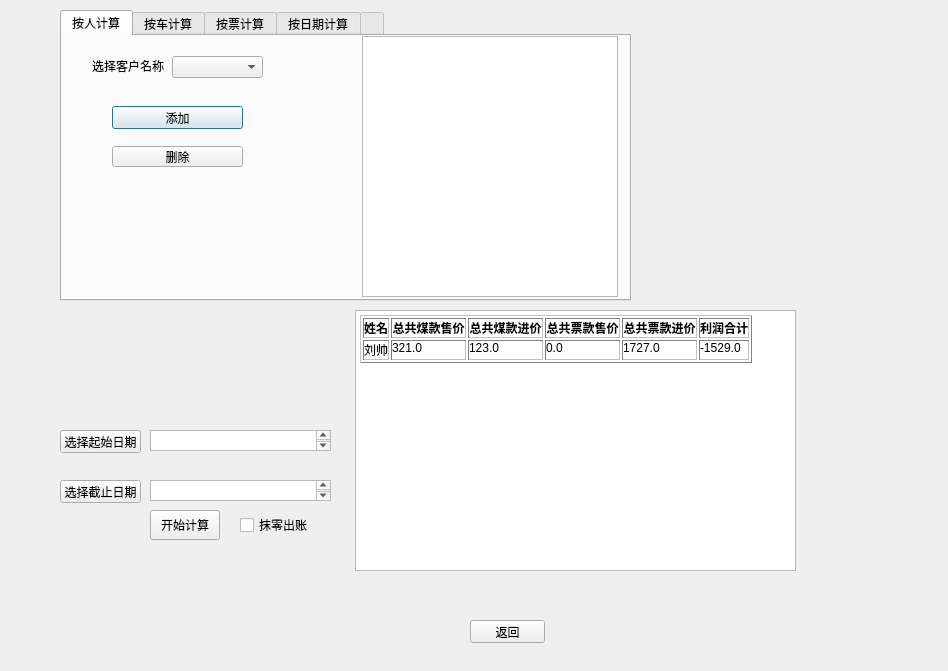
Qt form ui/account_results.ui (leexuehan/AccountingAssisitor) before a commit.
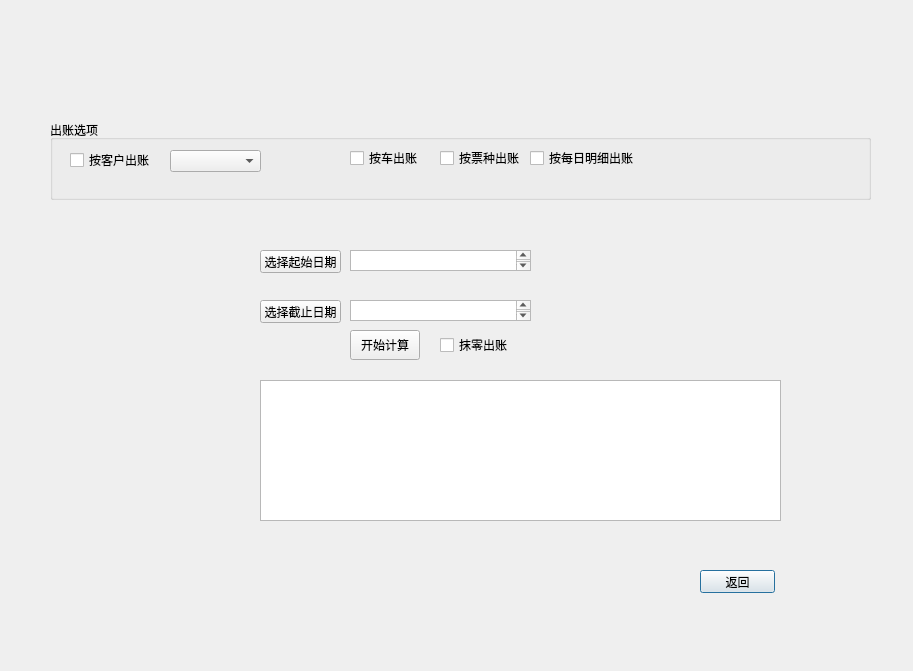
The same form after that commit. The open tabs and pages were chosen to show the change.

Commit message: 重构出账窗口，修复抹零出账bug

```diff
--- a/ui/account_results.ui
+++ b/ui/account_results.ui
@@ -6,187 +6,18 @@
    <rect>
     <x>0</x>
     <y>0</y>
-    <width>948</width>
+    <width>913</width>
     <height>671</height>
    </rect>
   </property>
   <property name="windowTitle">
    <string>Dialog</string>
   </property>
-  <widget class="QTabWidget" name="account">
-   <property name="geometry">
-    <rect>
-     <x>60</x>
-     <y>10</y>
-     <width>571</width>
-     <height>291</height>
-    </rect>
-   </property>
-   <property name="currentIndex">
-    <number>1</number>
-   </property>
-   <widget class="QWidget" name="ff">
-    <attribute name="title">
-     <string>按人计算</string>
-    </attribute>
-    <widget class="QLabel" name="label_4">
-     <property name="geometry">
-      <rect>
-       <x>30</x>
-       <y>20</y>
-       <width>81</width>
-       <height>20</height>
-      </rect>
-     </property>
-     <property name="text">
-      <string>选择客户名称</string>
-     </property>
-    </widget>
-    <widget class="QComboBox" name="people_names">
-     <property name="geometry">
-      <rect>
-       <x>110</x>
-       <y>20</y>
-       <width>91</width>
-       <height>22</height>
-      </rect>
-     </property>
-    </widget>
-    <widget class="QPushButton" name="add_people">
-     <property name="geometry">
-      <rect>
-       <x>50</x>
-       <y>70</y>
-       <width>131</width>
-       <height>23</height>
-      </rect>
-     </property>
-     <property name="text">
-      <string>添加</string>
-     </property>
-    </widget>
-    <widget class="QListView" name="listView">
-     <property name="geometry">
-      <rect>
-       <x>300</x>
-       <y>0</y>
-       <width>256</width>
-       <height>261</height>
-      </rect>
-     </property>
-     <property name="styleSheet">
-      <string notr="true">border-color: qlineargradient(spread:pad, x1:0, y1:0, x2:1, y2:0, stop:0 rgba(0, 0, 0, 255), stop:1 rgba(255, 255, 255, 255));</string>
-     </property>
-    </widget>
-    <widget class="QPushButton" name="pushButton">
-     <property name="geometry">
-      <rect>
-       <x>50</x>
-       <y>110</y>
-       <width>131</width>
-       <height>21</height>
-      </rect>
-     </property>
-     <property name="text">
-      <string>删除</string>
-     </property>
-    </widget>
-   </widget>
-   <widget class="QWidget" name="tab_3">
-    <property name="whatsThis">
-     <string>&lt;html&gt;&lt;head/&gt;&lt;body&gt;&lt;p&gt;ccc&lt;/p&gt;&lt;/body&gt;&lt;/html&gt;</string>
-    </property>
-    <attribute name="title">
-     <string>按车计算</string>
-    </attribute>
-    <widget class="QLabel" name="label_5">
-     <property name="geometry">
-      <rect>
-       <x>40</x>
-       <y>30</y>
-       <width>81</width>
-       <height>16</height>
-      </rect>
-     </property>
-     <property name="text">
-      <string>选择车牌号</string>
-     </property>
-    </widget>
-    <widget class="QComboBox" name="comboBox_3">
-     <property name="geometry">
-      <rect>
-       <x>100</x>
-       <y>30</y>
-       <width>69</width>
-       <height>22</height>
-      </rect>
-     </property>
-    </widget>
-    <widget class="QTableView" name="tableView_2">
-     <property name="geometry">
-      <rect>
-       <x>300</x>
-       <y>10</y>
-       <width>256</width>
-       <height>301</height>
-      </rect>
-     </property>
-    </widget>
-   </widget>
-   <widget class="QWidget" name="tab">
-    <attribute name="title">
-     <string>按票计算</string>
-    </attribute>
-    <widget class="QLabel" name="label_3">
-     <property name="geometry">
-      <rect>
-       <x>20</x>
-       <y>20</y>
-       <width>81</width>
-       <height>16</height>
-      </rect>
-     </property>
-     <property name="text">
-      <string>选择票种</string>
-     </property>
-    </widget>
-    <widget class="QComboBox" name="comboBox">
-     <property name="geometry">
-      <rect>
-       <x>90</x>
-       <y>20</y>
-       <width>69</width>
-       <height>22</height>
-      </rect>
-     </property>
-    </widget>
-    <widget class="QTableView" name="tableView_3">
-     <property name="geometry">
-      <rect>
-       <x>190</x>
-       <y>10</y>
-       <width>256</width>
-       <height>192</height>
-      </rect>
-     </property>
-    </widget>
-   </widget>
-   <widget class="QWidget" name="tab_4">
-    <attribute name="title">
-     <string>按日期计算</string>
-    </attribute>
-   </widget>
-   <widget class="QWidget" name="tab_2">
-    <attribute name="title">
-     <string/>
-    </attribute>
-   </widget>
-  </widget>
   <widget class="QPushButton" name="return_to_main_window">
    <property name="geometry">
     <rect>
-     <x>470</x>
-     <y>620</y>
+     <x>700</x>
+     <y>570</y>
      <width>75</width>
      <height>23</height>
     </rect>
@@ -195,59 +26,11 @@
     <string>返回</string>
    </property>
   </widget>
-  <widget class="QTextBrowser" name="output_result">
-   <property name="geometry">
-    <rect>
-     <x>355</x>
-     <y>310</y>
-     <width>441</width>
-     <height>261</height>
-    </rect>
-   </property>
-   <property name="styleSheet">
-    <string notr="true">&lt;html&gt;&lt;body&gt;&lt;table border=&quot;1&quot;&gt;&lt;tr&gt;&lt;th&gt;姓名&lt;/th&gt;&lt;th&gt;总共煤款售价&lt;/th&gt;&lt;th&gt;总共煤款进价&lt;/th&gt;&lt;th&gt;总共票款售价&lt;/th&gt;&lt;th&gt;总共票款进价&lt;/th&gt;&lt;th&gt;利润合计&lt;/th&gt;&lt;/tr&gt;&lt;tr&gt;&lt;h3&gt;账目明细(2017/08/15~2017/08/15)&lt;/h3&gt;&lt;td&gt;刘帅&lt;/td&gt;&lt;td&gt;321.0&lt;/td&gt;&lt;td&gt;123.0&lt;/td&gt;&lt;td&gt;0.0&lt;/td&gt;&lt;td&gt;1727.0&lt;/td&gt;&lt;td&gt;-1529.0&lt;/td&gt;&lt;/tr&gt;&lt;/table&gt;&lt;/body&gt;&lt;/html&gt;
-
-</string>
-   </property>
-   <property name="html">
-    <string>&lt;!DOCTYPE HTML PUBLIC &quot;-//W3C//DTD HTML 4.0//EN&quot; &quot;http://www.w3.org/TR/REC-html40/strict.dtd&quot;&gt;
-&lt;html&gt;&lt;head&gt;&lt;meta name=&quot;qrichtext&quot; content=&quot;1&quot; /&gt;&lt;style type=&quot;text/css&quot;&gt;
-p, li { white-space: pre-wrap; }
-&lt;/style&gt;&lt;/head&gt;&lt;body style=&quot; font-family:'宋体'; font-size:9pt; font-weight:400; font-style:normal;&quot;&gt;
-&lt;table border=&quot;1&quot; style=&quot; margin-top:0px; margin-bottom:0px; margin-left:0px; margin-right:0px;&quot; cellspacing=&quot;2&quot; cellpadding=&quot;0&quot;&gt;
-&lt;tr&gt;
-&lt;td&gt;
-&lt;p align=&quot;center&quot; style=&quot; margin-top:0px; margin-bottom:0px; margin-left:0px; margin-right:0px; -qt-block-indent:0; text-indent:0px;&quot;&gt;&lt;span style=&quot; font-weight:600;&quot;&gt;姓名&lt;/span&gt;&lt;/p&gt;&lt;/td&gt;
-&lt;td&gt;
-&lt;p align=&quot;center&quot; style=&quot; margin-top:0px; margin-bottom:0px; margin-left:0px; margin-right:0px; -qt-block-indent:0; text-indent:0px;&quot;&gt;&lt;span style=&quot; font-weight:600;&quot;&gt;总共煤款售价&lt;/span&gt;&lt;/p&gt;&lt;/td&gt;
-&lt;td&gt;
-&lt;p align=&quot;center&quot; style=&quot; margin-top:0px; margin-bottom:0px; margin-left:0px; margin-right:0px; -qt-block-indent:0; text-indent:0px;&quot;&gt;&lt;span style=&quot; font-weight:600;&quot;&gt;总共煤款进价&lt;/span&gt;&lt;/p&gt;&lt;/td&gt;
-&lt;td&gt;
-&lt;p align=&quot;center&quot; style=&quot; margin-top:0px; margin-bottom:0px; margin-left:0px; margin-right:0px; -qt-block-indent:0; text-indent:0px;&quot;&gt;&lt;span style=&quot; font-weight:600;&quot;&gt;总共票款售价&lt;/span&gt;&lt;/p&gt;&lt;/td&gt;
-&lt;td&gt;
-&lt;p align=&quot;center&quot; style=&quot; margin-top:0px; margin-bottom:0px; margin-left:0px; margin-right:0px; -qt-block-indent:0; text-indent:0px;&quot;&gt;&lt;span style=&quot; font-weight:600;&quot;&gt;总共票款进价&lt;/span&gt;&lt;/p&gt;&lt;/td&gt;
-&lt;td&gt;
-&lt;p align=&quot;center&quot; style=&quot; margin-top:0px; margin-bottom:0px; margin-left:0px; margin-right:0px; -qt-block-indent:0; text-indent:0px;&quot;&gt;&lt;span style=&quot; font-weight:600;&quot;&gt;利润合计&lt;/span&gt;&lt;/p&gt;&lt;/td&gt;&lt;/tr&gt;
-&lt;tr&gt;
-&lt;td&gt;
-&lt;p style=&quot; margin-top:0px; margin-bottom:0px; margin-left:0px; margin-right:0px; -qt-block-indent:0; text-indent:0px;&quot;&gt;刘帅&lt;/p&gt;&lt;/td&gt;
-&lt;td&gt;
-&lt;p style=&quot; margin-top:0px; margin-bottom:0px; margin-left:0px; margin-right:0px; -qt-block-indent:0; text-indent:0px;&quot;&gt;321.0&lt;/p&gt;&lt;/td&gt;
-&lt;td&gt;
-&lt;p style=&quot; margin-top:0px; margin-bottom:0px; margin-left:0px; margin-right:0px; -qt-block-indent:0; text-indent:0px;&quot;&gt;123.0&lt;/p&gt;&lt;/td&gt;
-&lt;td&gt;
-&lt;p style=&quot; margin-top:0px; margin-bottom:0px; margin-left:0px; margin-right:0px; -qt-block-indent:0; text-indent:0px;&quot;&gt;0.0&lt;/p&gt;&lt;/td&gt;
-&lt;td&gt;
-&lt;p style=&quot; margin-top:0px; margin-bottom:0px; margin-left:0px; margin-right:0px; -qt-block-indent:0; text-indent:0px;&quot;&gt;1727.0&lt;/p&gt;&lt;/td&gt;
-&lt;td&gt;
-&lt;p style=&quot; margin-top:0px; margin-bottom:0px; margin-left:0px; margin-right:0px; -qt-block-indent:0; text-indent:0px;&quot;&gt;-1529.0&lt;/p&gt;&lt;/td&gt;&lt;/tr&gt;&lt;/table&gt;&lt;/body&gt;&lt;/html&gt;</string>
-   </property>
-  </widget>
   <widget class="QPushButton" name="compute_cmd_btn">
    <property name="geometry">
     <rect>
-     <x>150</x>
-     <y>510</y>
+     <x>350</x>
+     <y>330</y>
      <width>70</width>
      <height>30</height>
     </rect>
@@ -259,8 +42,8 @@
   <widget class="QPlainTextEdit" name="end_date">
    <property name="geometry">
     <rect>
-     <x>150</x>
-     <y>480</y>
+     <x>350</x>
+     <y>300</y>
      <width>181</width>
      <height>21</height>
     </rect>
@@ -269,8 +52,8 @@
   <widget class="QPushButton" name="select_start_date_btn">
    <property name="geometry">
     <rect>
-     <x>60</x>
-     <y>430</y>
+     <x>260</x>
+     <y>250</y>
      <width>81</width>
      <height>23</height>
     </rect>
@@ -282,8 +65,8 @@
   <widget class="QPushButton" name="select_end_date_btn">
    <property name="geometry">
     <rect>
-     <x>60</x>
-     <y>480</y>
+     <x>260</x>
+     <y>300</y>
      <width>81</width>
      <height>23</height>
     </rect>
@@ -295,8 +78,8 @@
   <widget class="QPlainTextEdit" name="start_date">
    <property name="geometry">
     <rect>
-     <x>150</x>
-     <y>430</y>
+     <x>350</x>
+     <y>250</y>
      <width>181</width>
      <height>21</height>
     </rect>
@@ -305,8 +88,8 @@
   <widget class="QCheckBox" name="count_small_change">
    <property name="geometry">
     <rect>
-     <x>240</x>
-     <y>510</y>
+     <x>440</x>
+     <y>330</y>
      <width>80</width>
      <height>30</height>
     </rect>
@@ -315,6 +98,94 @@
     <string>抹零出账</string>
    </property>
   </widget>
+  <widget class="QGroupBox" name="groupBox">
+   <property name="geometry">
+    <rect>
+     <x>50</x>
+     <y>120</y>
+     <width>821</width>
+     <height>80</height>
+    </rect>
+   </property>
+   <property name="title">
+    <string>出账选项</string>
+   </property>
+   <widget class="QCheckBox" name="checkBox_4">
+    <property name="geometry">
+     <rect>
+      <x>480</x>
+      <y>30</y>
+      <width>111</width>
+      <height>16</height>
+     </rect>
+    </property>
+    <property name="text">
+     <string>按每日明细出账</string>
+    </property>
+   </widget>
+   <widget class="QCheckBox" name="checkBox_2">
+    <property name="geometry">
+     <rect>
+      <x>300</x>
+      <y>30</y>
+      <width>71</width>
+      <height>16</height>
+     </rect>
+    </property>
+    <property name="text">
+     <string>按车出账</string>
+    </property>
+   </widget>
+   <widget class="QCheckBox" name="checkBox_3">
+    <property name="geometry">
+     <rect>
+      <x>390</x>
+      <y>30</y>
+      <width>91</width>
+      <height>16</height>
+     </rect>
+    </property>
+    <property name="text">
+     <string>按票种出账</string>
+    </property>
+   </widget>
+   <widget class="QCheckBox" name="checkBox_5">
+    <property name="geometry">
+     <rect>
+      <x>20</x>
+      <y>30</y>
+      <width>91</width>
+      <height>20</height>
+     </rect>
+    </property>
+    <property name="text">
+     <string>按客户出账</string>
+    </property>
+   </widget>
+   <widget class="QComboBox" name="people_names">
+    <property name="geometry">
+     <rect>
+      <x>120</x>
+      <y>30</y>
+      <width>91</width>
+      <height>22</height>
+     </rect>
+    </property>
+   </widget>
+  </widget>
+  <widget class="QListView" name="listView_2">
+   <property name="geometry">
+    <rect>
+     <x>260</x>
+     <y>380</y>
+     <width>521</width>
+     <height>141</height>
+    </rect>
+   </property>
+   <property name="styleSheet">
+    <string notr="true">border-color: qlineargradient(spread:pad, x1:0, y1:0, x2:1, y2:0, stop:0 rgba(0, 0, 0, 255), stop:1 rgba(255, 255, 255, 255));</string>
+   </property>
+  </widget>
  </widget>
  <tabstops>
   <tabstop>account</tabstop>
```
Left out of the diff: 108 changed lines with no effect on the pictures. The commit also changes 17 other files.
